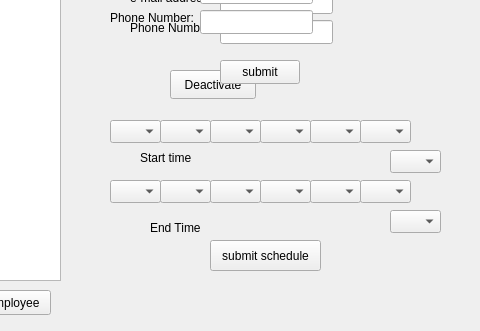
This is SquareHackathon/mainwindow.ui in rbrueda/System-of-Style as Qt 5 draws it before an edit; both pictures show x 320 to 800 and y 160 to 491 of the 800 by 600 pixel window. The edited form follows.
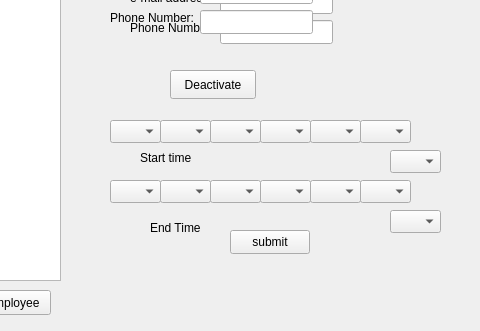
This is the edited form. The open tabs and pages were chosen to show the change.

Commit message: combined "submit schedule" and "submit" button in add employee

Patch:
```diff
--- a/SquareHackathon/mainwindow.ui
+++ b/SquareHackathon/mainwindow.ui
@@ -250,8 +250,8 @@
       <widget class="QPushButton" name="submit">
        <property name="geometry">
         <rect>
-         <x>110</x>
-         <y>150</y>
+         <x>120</x>
+         <y>320</y>
          <width>80</width>
          <height>24</height>
         </rect>
@@ -426,19 +426,6 @@
         <string>End Time</string>
        </property>
       </widget>
-      <widget class="QPushButton" name="submitSchedule_button">
-       <property name="geometry">
-        <rect>
-         <x>100</x>
-         <y>330</y>
-         <width>111</width>
-         <height>31</height>
-        </rect>
-       </property>
-       <property name="text">
-        <string>submit schedule</string>
-       </property>
-      </widget>
      </widget>
     </widget>
     <widget class="QWidget" name="bookManagerView">
```
Left out of the diff: 6 changed lines with no effect on the pictures. The commit also changes 2 other files.
